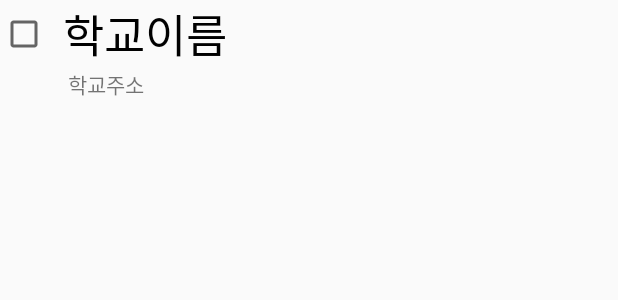
After one commit to Kwak04/Lets-Chat, an Android app: the layout school_list_object.xml on its own in the app's theme, with its tools: preview values and no code run, on a phone screen of 412 x 824 dp. The commit adds this screen. Shown: the top 300 px of the screen. Run offline under Robolectric (Android 15) with nearby library versions, the phone set to English and light mode, and no system bars.

Commit message:
register_school

```diff
--- a/app/build.gradle
+++ b/app/build.gradle
@@ -31,6 +31,8 @@ dependencies {
     implementation 'com.google.code.gson:gson:2.8.5'
     implementation 'com.squareup.retrofit2:converter-gson:2.5.0'
     implementation 'com.google.firebase:firebase-core:16.0.1'
+    implementation 'com.android.support:recyclerview-v7:28.0.0'
+
 }
 
 apply plugin: 'com.google.gms.google-services'
--- a/app/src/main/java/com/example/soenapp/RetrofitService.java
+++ b/app/src/main/java/com/example/soenapp/RetrofitService.java
@@ -1,16 +1,18 @@
 package com.example.soenapp;
 
 import java.util.HashMap;
+import java.util.List;
 
 import retrofit2.Call;
 import retrofit2.http.FieldMap;
 import retrofit2.http.FormUrlEncoded;
 import retrofit2.http.GET;
 import retrofit2.http.POST;
+import retrofit2.http.Query;
 
 public interface RetrofitService {
 
-    String ip = "54.180.123.66";
+    String ip = "52.78.134.109";
     String URL = "http://" + ip + ":3000/";
 
     @FormUrlEncoded
@@ -19,7 +21,7 @@ public interface RetrofitService {
 
 
     @GET("/user/privacy/register/school")
-    Call<SchoolData> getSchool(@FieldMap HashMap<String, Object> param);
+    Call<SchoolData> getSchool(@Query("schoolname") String schoolname);
 
 
 }
--- /dev/null
+++ b/app/src/main/res/layout/school_list_object.xml
@@ -0,0 +1,43 @@
+<?xml version="1.0" encoding="utf-8"?>
+<LinearLayout xmlns:android="http://schemas.android.com/apk/res/android"
+    android:layout_width="match_parent"
+    android:layout_height="wrap_content"
+    android:orientation="vertical">
+
+    <LinearLayout
+        android:layout_width="match_parent"
+        android:layout_height="wrap_content"
+        android:orientation="horizontal">
+
+        <CheckBox
+            android:layout_width="wrap_content"
+            android:layout_height="wrap_content"
+            android:id="@+id/school_checkbox"
+            android:layout_gravity="center"/>
+
+        <TextView
+            android:layout_width="wrap_content"
+            android:layout_height="wrap_content"
+            android:text="학교이름"
+            android:id="@+id/school_name"
+            android:textColor="#000000"
+            android:textSize="30sp"
+            android:layout_marginStart="10dp"/>
+
+    </LinearLayout>
+
+    <LinearLayout
+        android:layout_width="match_parent"
+        android:layout_height="wrap_content"
+        android:orientation="vertical">
+
+    <TextView
+        android:layout_width="wrap_content"
+        android:layout_height="wrap_content"
+        android:text="학교주소"
+        android:id="@+id/school_address"
+        android:layout_marginStart="45dp"/>
+
+    </LinearLayout>
+
+</LinearLayout>
```
Also changed, not shown: app/src/main/java/com/example/soenapp/RegisterSchoolActivity.java (+25 -2 lines), app/src/main/java/com/example/soenapp/SchoolData.java (+4 -4 lines), app/src/main/java/com/example/soenapp/SchoolItem.java (added, +15 -0 lines), app/src/main/java/com/example/soenapp/SchoolListAdapter.java (added, +58 -0 lines), app/src/main/res/layout/activity_register_school.xml (+17 -0 lines).
